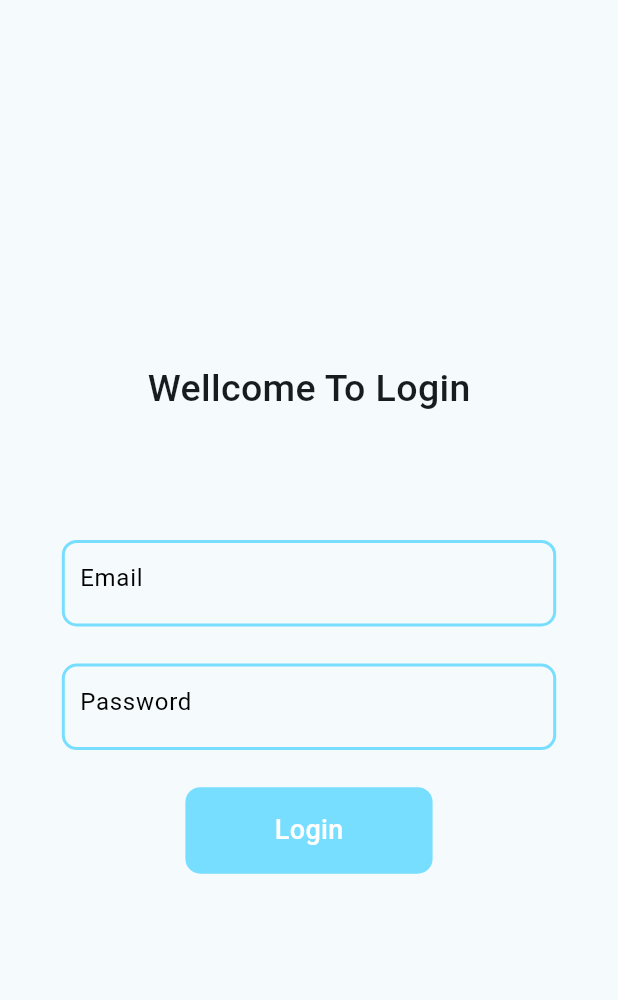
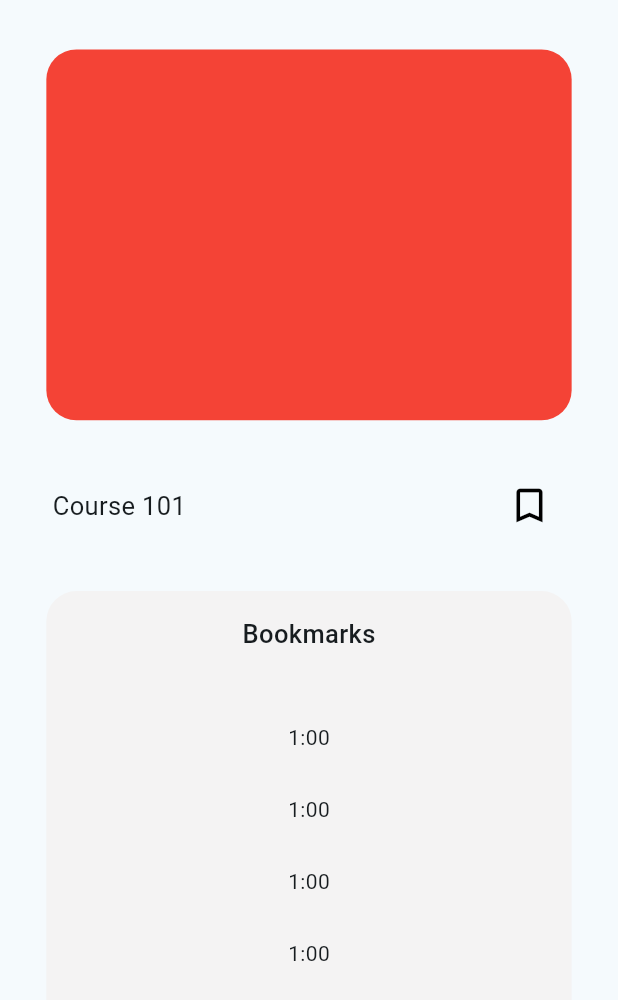
Before and after one commit to SyedSamee/edtech_flutter, a Flutter app: the screen it shows after launch, on a phone screen of 412 x 824 dp. Shown: the top 1000 px of the screen. Run offline on Flutter 3.47's test engine with Material 2 defaults, Android fonts, the phone set to English and light mode, and no system bars; our stand-ins replace bloc, firebase_auth, firebase_core, flutter_bloc, shared_preferences; accounts and stored records are empty.

Commit message:
course player screen front end completed

```diff
--- a/edtech_flutter/lib/config/utils.dart
+++ b/edtech_flutter/lib/config/utils.dart
@@ -2,6 +2,7 @@ import 'package:flutter/material.dart';
 
 class Utils {
   Color primaryColor = Color(0xff77DEFF);
+  Color secColor = Color(0xffF4F3F3);
   ThemeData themeData = ThemeData(
     colorScheme: ColorScheme.fromSeed(
         seedColor:
--- a/edtech_flutter/lib/main.dart
+++ b/edtech_flutter/lib/main.dart
@@ -2,6 +2,8 @@ import 'package:edtech_flutter/config/firebase_options.dart';
 import 'package:edtech_flutter/config/utils.dart';
 import 'package:edtech_flutter/views/auth/login/login_screen.dart';
 import 'package:edtech_flutter/views/auth/register/register_screen.dart';
+import 'package:edtech_flutter/views/course_player/courseplayer_screen.dart';
+import 'package:edtech_flutter/views/dashboard/dashboard_screen.dart';
 import 'package:edtech_flutter/views/home/home_screen.dart';
 import 'package:firebase_core/firebase_core.dart';
 import 'package:flutter/foundation.dart';
@@ -22,7 +24,7 @@ class MyApp extends StatelessWidget {
       debugShowCheckedModeBanner: false,
       title: 'Edtech Flutter',
       theme: Utils().themeData,
-      home: const LoginScreen(),
+      home: const CoursePlayerScreen(),
     );
   }
 }
--- /dev/null
+++ b/edtech_flutter/lib/views/course_player/courseplayer_screen.dart
@@ -0,0 +1,41 @@
+import 'package:edtech_flutter/config/utils.dart';
+import 'package:edtech_flutter/views/course_player/widget/bookmark_widget.dart';
+import 'package:edtech_flutter/views/course_player/widget/title_widget.dart';
+import 'package:flutter/foundation.dart';
+import 'package:flutter/material.dart';
+
+class CoursePlayerScreen extends StatefulWidget {
+  const CoursePlayerScreen({super.key});
+
+  @override
+  State<CoursePlayerScreen> createState() => _CoursePlayerScreenState();
+}
+
+class _CoursePlayerScreenState extends State<CoursePlayerScreen> {
+  @override
+  Widget build(BuildContext context) {
+    final screenWidth = MediaQuery.of(context).size.width;
+    final screenHeight = MediaQuery.of(context).size.height;
+    return Scaffold(
+      body: SafeArea(
+          child: SingleChildScrollView(
+        child: Center(
+          child: Column(
+            mainAxisAlignment: MainAxisAlignment.center,
+            children: [
+              SizedBox(
+                height: screenHeight * .04,
+              ),
+              TitleWidget(screenWidth: screenWidth, screenHeight: screenHeight),
+              SizedBox(
+                height: screenHeight * .04,
+              ),
+              BookmarkWidget(
+                  screenWidth: screenWidth, screenHeight: screenHeight)
+            ],
+          ),
+        ),
+      )),
+    );
+  }
+}
--- /dev/null
+++ b/edtech_flutter/lib/views/course_player/widget/bookmark_widget.dart
@@ -0,0 +1,51 @@
+import 'package:edtech_flutter/config/utils.dart';
+import 'package:flutter/widgets.dart';
+
+class BookmarkWidget extends StatelessWidget {
+  const BookmarkWidget({
+    super.key,
+    required this.screenWidth,
+    required this.screenHeight,
+  });
+
+  final double screenWidth;
+  final double screenHeight;
+
+  @override
+  Widget build(BuildContext context) {
+    return Container(
+      width: screenWidth * .85,
+      height: screenHeight * .4,
+      decoration: BoxDecoration(
+        color: Utils().secColor,
+        borderRadius: BorderRadius.circular(20),
+      ),
+      child: Column(children: [
+        SizedBox(
+          height: screenHeight * .02,
+        ),
+        Text(
+          "Bookmarks",
+          style: TextStyle(fontSize: 17, fontWeight: FontWeight.w500),
+        ),
+        SizedBox(
+          height: screenHeight * .04,
+        ),
+        Container(
+            width: screenWidth * .35,
+            height: screenHeight * .25,
+            // color: Colors.white,
+            alignment: Alignment.center,
+            child: ListView.builder(itemBuilder: (context, index) {
+              return Padding(
+                padding: const EdgeInsets.all(14.0),
+                child: Center(
+                    child: Text(
+                  "1:00",
+                )),
+              );
+            }))
+      ]),
+    );
+  }
+}
--- /dev/null
+++ b/edtech_flutter/lib/views/course_player/widget/title_widget.dart
@@ -0,0 +1,49 @@
+import 'package:flutter/material.dart';
+import 'package:flutter/widgets.dart';
+
+class TitleWidget extends StatelessWidget {
+  const TitleWidget({
+    super.key,
+    required this.screenWidth,
+    required this.screenHeight,
+  });
+
+  final double screenWidth;
+  final double screenHeight;
+
+  @override
+  Widget build(BuildContext context) {
+    return Column(
+      children: [
+        Container(
+          width: screenWidth * .85,
+          height: screenHeight * .3,
+          decoration: BoxDecoration(
+              color: Colors.red, borderRadius: BorderRadius.circular(20)),
+        ),
+        SizedBox(
+          height: screenHeight * .04,
+        ),
+        Padding(
+          padding: const EdgeInsets.symmetric(horizontal: 35),
+          child: Row(
+            mainAxisAlignment: MainAxisAlignment.spaceBetween,
+            children: [
+              Text(
+                "Course 101",
+                style: TextStyle(fontSize: 17),
+              ),
+              IconButton(
+                  onPressed: () {},
+                  icon: Icon(
+                    Icons.bookmark_outline,
+                    size: 30,
+                    color: Colors.black,
+                  ))
+            ],
+          ),
+        )
+      ],
+    );
+  }
+}
--- a/edtech_flutter/lib/views/dashboard/dashboard_screen.dart
+++ b/edtech_flutter/lib/views/dashboard/dashboard_screen.dart
@@ -1,3 +1,4 @@
+import 'package:edtech_flutter/config/utils.dart';
 import 'package:flutter/foundation.dart';
 import 'package:flutter/material.dart';
 
@@ -11,6 +12,18 @@ class DashboardScreen extends StatefulWidget {
 class _DashboardScreenState extends State<DashboardScreen> {
   @override
   Widget build(BuildContext context) {
-    return const Scaffold();
+    final screenWidth = MediaQuery.of(context).size.width;
+    final screenHeight = MediaQuery.of(context).size.height;
+    return Scaffold(
+      body: SafeArea(
+          child: SingleChildScrollView(
+        child: Center(
+          child: Column(
+            mainAxisAlignment: MainAxisAlignment.center,
+            children: [],
+          ),
+        ),
+      )),
+    );
   }
 }
```
